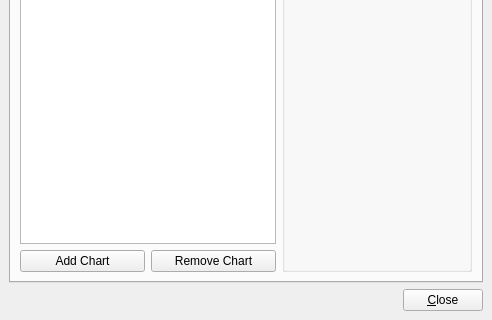
Above: plugins/kdchartchartdesignercustomeditor.ui from KDAB/KDChart before the change; both pictures show x 0 to 492 and y 240 to 560 of the 492 by 560 pixel window. Below: the same form after it.
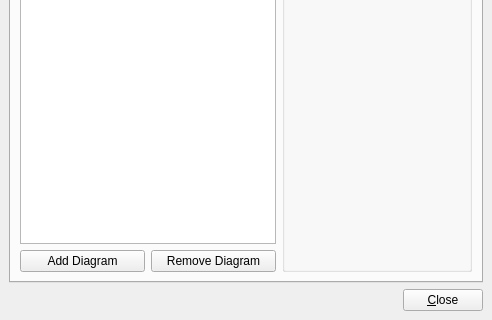
That is the form after the change.

Commit message: add diagram to chart plugins - still some work to be done there

Patch:
```diff
--- a/plugins/kdchartchartdesignercustomeditor.ui
+++ b/plugins/kdchartchartdesignercustomeditor.ui
@@ -209,14 +209,14 @@
              <item row="1" column="0" >
               <widget class="QPushButton" name="mAddChartBtn" >
                <property name="text" >
-                <string>Add Chart</string>
+                <string>Add Diagram</string>
                </property>
               </widget>
              </item>
              <item row="1" column="1" >
               <widget class="QPushButton" name="mRemoveChartBtn" >
                <property name="text" >
-                <string>Remove Chart</string>
+                <string>Remove Diagram</string>
                </property>
               </widget>
              </item>
```
Left out of the diff: 8 changed lines with no effect on the pictures. The commit also changes 6 other files.
